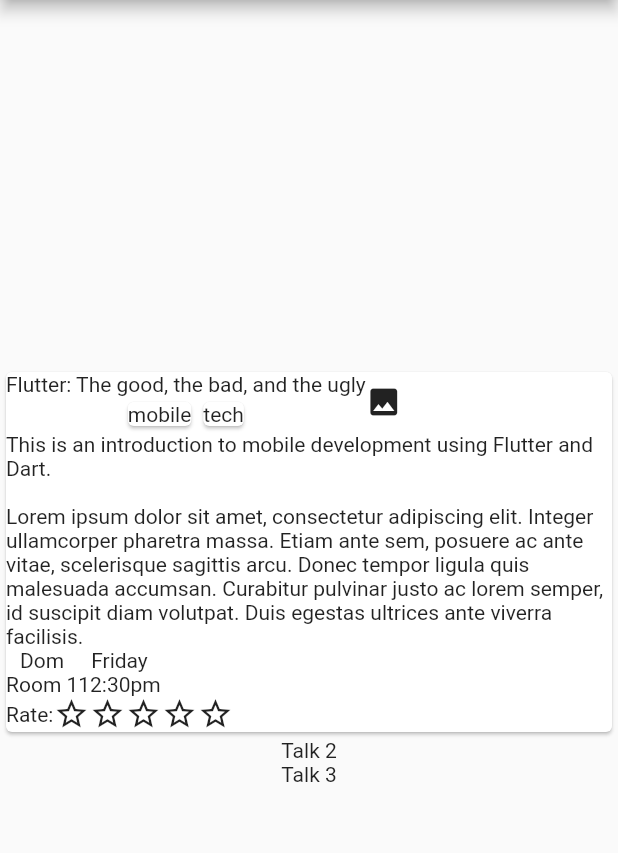
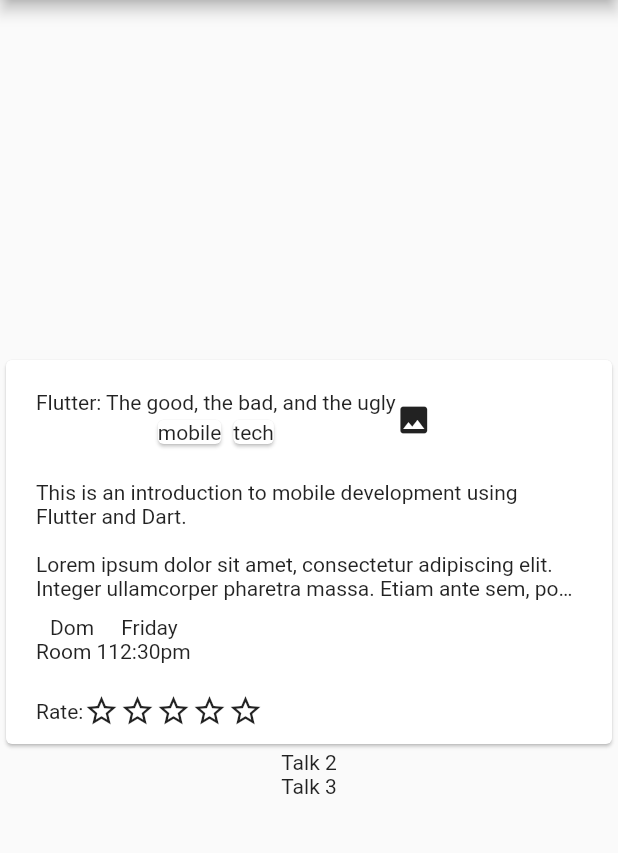
Before and after one commit to random82/talkrater, a Flutter app: the screen it shows after launch, on a phone screen of 412 x 824 dp, the part 84-937 px from its top. Run offline on Flutter 3.47's test engine with Material 2 defaults, Android fonts, the phone set to English and light mode, and no system bars.

Commit message:
Paddings

```diff
--- a/talkrater/lib/main.dart
+++ b/talkrater/lib/main.dart
@@ -84,7 +84,9 @@ class _MyHomePageState extends State<MyHomePage> {
             Card(
               child:Column(
                 children: <Widget>[
-                    Row(
+                    Padding(
+                      padding: EdgeInsets.all(20),
+                      child: Row(
                         children: <Widget>[
                             Column(
                               children: <Widget>[
@@ -104,14 +106,23 @@ class _MyHomePageState extends State<MyHomePage> {
                           ),
                           Icon(Icons.image)
                         ]
+                      )
                     ),
-                    Text(
+                    Padding(
+                      padding: EdgeInsets.symmetric(horizontal: 20),
+                      child: Text(
                           'This is an introduction to mobile development using Flutter and Dart. \n\n'
                           'Lorem ipsum dolor sit amet, consectetur adipiscing elit. Integer ullamcorper pharetra massa. '
                           'Etiam ante sem, posuere ac ante vitae, scelerisque sagittis arcu. Donec tempor ligula quis malesuada accumsan. '
                           'Curabitur pulvinar justo ac lorem semper, id suscipit diam volutpat. Duis egestas ultrices ante viverra facilisis. ',
+                          maxLines: 5,
+                          softWrap: true,
+                          overflow: TextOverflow.ellipsis,
                         ),
-                    Row(
+                    ),
+                    Padding(
+                      padding: EdgeInsets.symmetric(horizontal: 20, vertical: 10),
+                      child: Row(
                         children: <Widget>[
                           Column(
                             children: <Widget>[
@@ -127,7 +138,10 @@ class _MyHomePageState extends State<MyHomePage> {
                           )
                         ],
                       ),
-                    Row(
+                  ),
+                  Padding(
+                    padding: EdgeInsets.symmetric(horizontal: 20, vertical: 10),
+                    child: Row(
                       children: <Widget>[
                         Text("Rate:"),
                         Icon(Icons.star_border),
@@ -136,6 +150,7 @@ class _MyHomePageState extends State<MyHomePage> {
                         Icon(Icons.star_border),
                         Icon(Icons.star_border),
                       ],
+                    )
                   )
                 ]
               )
```
Lines whose indentation alone changed are shown as unchanged.
